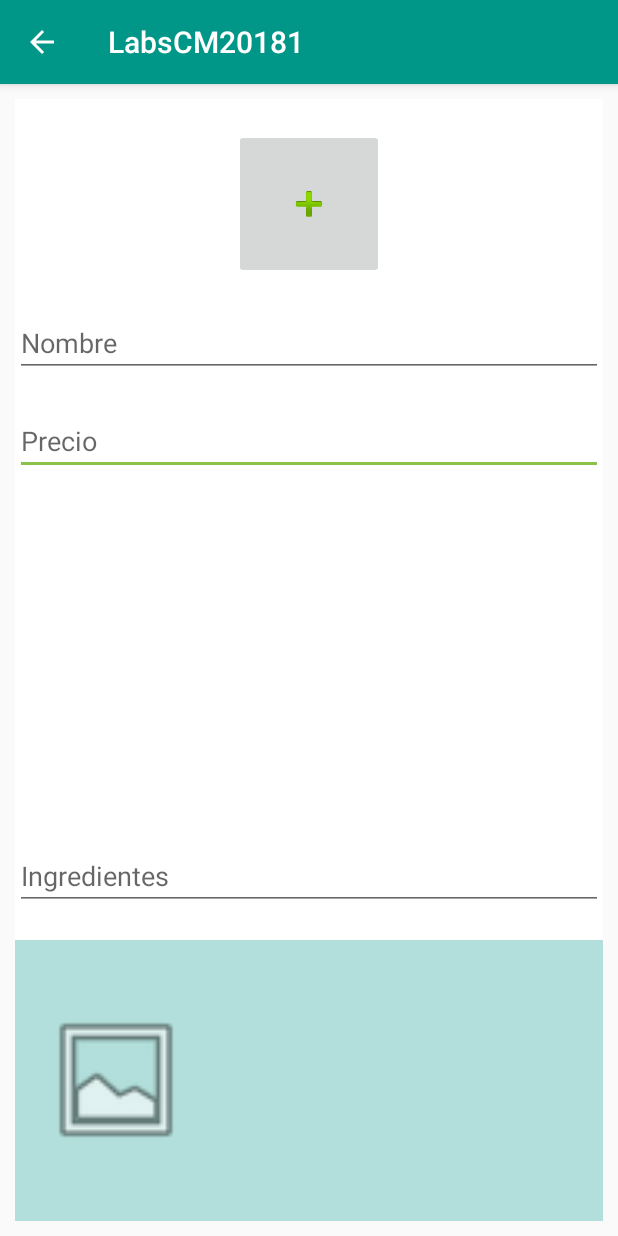
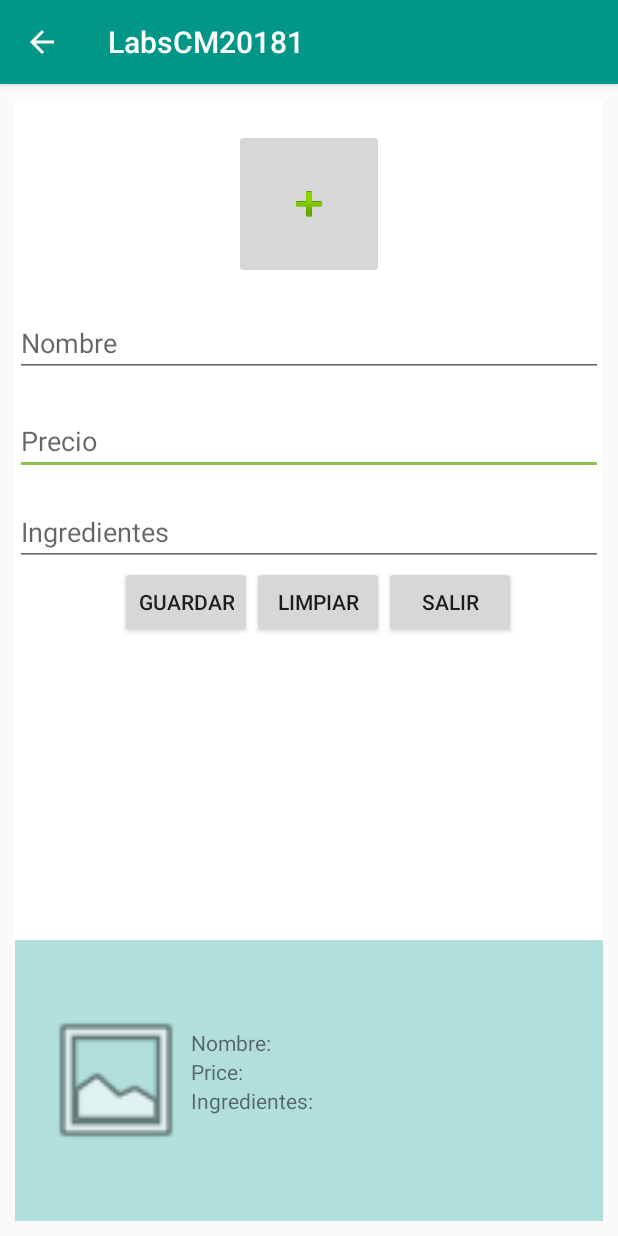
Before and after one commit to juanArias8/Mobile-computing, an Android app: the DrinksActivity screen opened directly, with no data from a screen before it, on a phone screen of 412 x 824 dp. Run offline under Robolectric (Android 15) with nearby library versions, the phone set to English and light mode, and no system bars.

Commit message:
Strings file es finished

```diff
--- a/LabsCM20181/Lab1-UI/src/main/java/co/edu/udea/compumovil/gr06_20181/lab1/DrinksActivity.java
+++ b/LabsCM20181/Lab1-UI/src/main/java/co/edu/udea/compumovil/gr06_20181/lab1/DrinksActivity.java
@@ -6,25 +6,31 @@ import android.provider.MediaStore;
 import android.support.v7.app.AppCompatActivity;
 import android.os.Bundle;
 import android.view.View;
+import android.widget.EditText;
 import android.widget.ImageView;
 
 public class DrinksActivity extends AppCompatActivity {
 
-    ImageView ivDrinkImage;
+    private EditText etDrinkName;
+    private EditText etDrinkPrice;
+    private EditText etDrinkIngredients;
+    private ImageView ivDrinkImage;
+
+    private Uri path;
 
     @Override
     protected void onCreate(Bundle savedInstanceState) {
         super.onCreate(savedInstanceState);
         setContentView(R.layout.activity_drinks);
 
+        etDrinkName = (EditText) findViewById(R.id.et_drink_name);
+        etDrinkPrice = (EditText) findViewById(R.id.et_drink_price);
+        etDrinkIngredients = (EditText) findViewById(R.id.et_drink_ingredients);
         ivDrinkImage = (ImageView) findViewById(R.id.iv_drink_add_image);
+
     }
 
     public void ibLoadImage(View view) {
-        loadImage();
-    }
-
-    private void loadImage(){
         Intent intent=new Intent(Intent.ACTION_PICK, MediaStore.Images.Media.EXTERNAL_CONTENT_URI);
         intent.setType("image/");
         startActivityForResult(intent.createChooser(intent,"Select an application"),10);
@@ -34,7 +40,7 @@ public class DrinksActivity extends AppCompatActivity {
     protected void onActivityResult(int requestCode, int resultCode, Intent data) {
         super.onActivityResult(requestCode, resultCode, data);
         if (resultCode == RESULT_OK){
-            Uri path = data.getData();
+            path = data.getData();
             ivDrinkImage.setImageURI(path);
         }
     }
--- a/LabsCM20181/Lab1-UI/src/main/res/layout/activity_drinks.xml
+++ b/LabsCM20181/Lab1-UI/src/main/res/layout/activity_drinks.xml
@@ -28,10 +28,9 @@
             android:id="@+id/et_drink_ingredients"
             android:layout_width="match_parent"
             android:layout_height="wrap_content"
-            android:layout_alignEnd="@+id/et_drink_price"
-            android:layout_alignParentBottom="true"
-            android:layout_alignStart="@+id/et_drink_price"
-            android:layout_marginBottom="20dp"
+            android:layout_alignParentStart="true"
+            android:layout_below="@+id/et_drink_price"
+            android:layout_marginTop="15dp"
             android:ems="10"
             android:hint="@string/txt_drink_ingredients"
             android:inputType="textPersonName" />
@@ -58,6 +57,31 @@
             android:onClick="ibLoadImage"
             app:srcCompat="@android:drawable/ic_input_add" />
 
+        <Button
+            android:id="@+id/button3"
+            android:layout_width="wrap_content"
+            android:layout_height="wrap_content"
+            android:layout_alignEnd="@+id/ib_drink_add_photo"
+            android:layout_below="@+id/et_drink_ingredients"
+            android:text="@string/btn_drink_reset" />
+
+        <Button
+            android:id="@+id/button4"
+            android:layout_width="wrap_content"
+            android:layout_height="wrap_content"
+            android:layout_alignBottom="@+id/button3"
+            android:layout_toStartOf="@+id/button3"
+            android:text="@string/btn_drink_save" />
+
+        <Button
+            android:id="@+id/button5"
+            android:layout_width="wrap_content"
+            android:layout_height="wrap_content"
+            android:layout_alignBaseline="@+id/button3"
+            android:layout_alignBottom="@+id/button3"
+            android:layout_toEndOf="@+id/button3"
+            android:text="@string/btn_drink_exit" />
+
     </RelativeLayout>
 
     <RelativeLayout
@@ -74,6 +98,34 @@
             android:layout_centerVertical="true"
             android:layout_marginStart="17dp"
             app:srcCompat="@android:drawable/ic_menu_gallery" />
+
+        <TextView
+            android:id="@+id/textView"
+            android:layout_width="wrap_content"
+            android:layout_height="wrap_content"
+            android:layout_alignParentEnd="true"
+            android:layout_alignTop="@+id/iv_drink_add_image"
+            android:layout_marginTop="15dp"
+            android:layout_toEndOf="@+id/iv_drink_add_image"
+            android:text="@string/tv_drink_name" />
+
+        <TextView
+            android:id="@+id/textView5"
+            android:layout_width="wrap_content"
+            android:layout_height="wrap_content"
+            android:layout_alignParentEnd="true"
+            android:layout_below="@+id/textView"
+            android:layout_toEndOf="@+id/iv_drink_add_image"
+            android:text="@string/tv_drink_price" />
+
+        <TextView
+            android:id="@+id/textView6"
+            android:layout_width="wrap_content"
+            android:layout_height="wrap_content"
+            android:layout_alignParentEnd="true"
+            android:layout_below="@+id/textView5"
+            android:layout_toEndOf="@+id/iv_drink_add_image"
+            android:text="@string/tv_drink_ingredients" />
     </RelativeLayout>
 
 </LinearLayout>
--- a/LabsCM20181/Lab1-UI/src/main/res/values/strings.xml
+++ b/LabsCM20181/Lab1-UI/src/main/res/values/strings.xml
@@ -30,7 +30,9 @@
     <string name="txt_drink_price">Precio</string>
     <string name="txt_drink_ingredients">Ingredientes</string>
     <string name="iv_drink_add_image">Foto de la bebida</string>
-    <string name="button">Agregar Foto de la Bebida</string>
+    <string name="btn_drink_save">Guardar</string>
+    <string name="btn_drink_reset">Limpiar</string>
+    <string name="btn_drink_exit">Salir</string>
 
     <string name="tv_drink_name">Nombre: </string>
     <string name="tv_drink_price">Price: </string>
```
